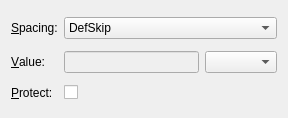
Above: src/frontends/qt/ui/VSpaceUi.ui from cburschka/lyx before the change. Below: the same form after it.
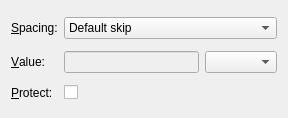
That is the form after the change. Custom widgets are drawn as their Qt base class.

Commit message:
Show size of named spaces in dialog
Fix for bug #12467.

```diff
--- a/src/frontends/qt/ui/VSpaceUi.ui
+++ b/src/frontends/qt/ui/VSpaceUi.ui
@@ -80,7 +80,7 @@
      </property>
      <item>
       <property name="text">
-       <string>DefSkip</string>
+       <string>Default skip</string>
       </property>
      </item>
      <item>
```
Left out of the diff: 8 changed lines with no effect on the pictures. The commit also changes 3 other files.
